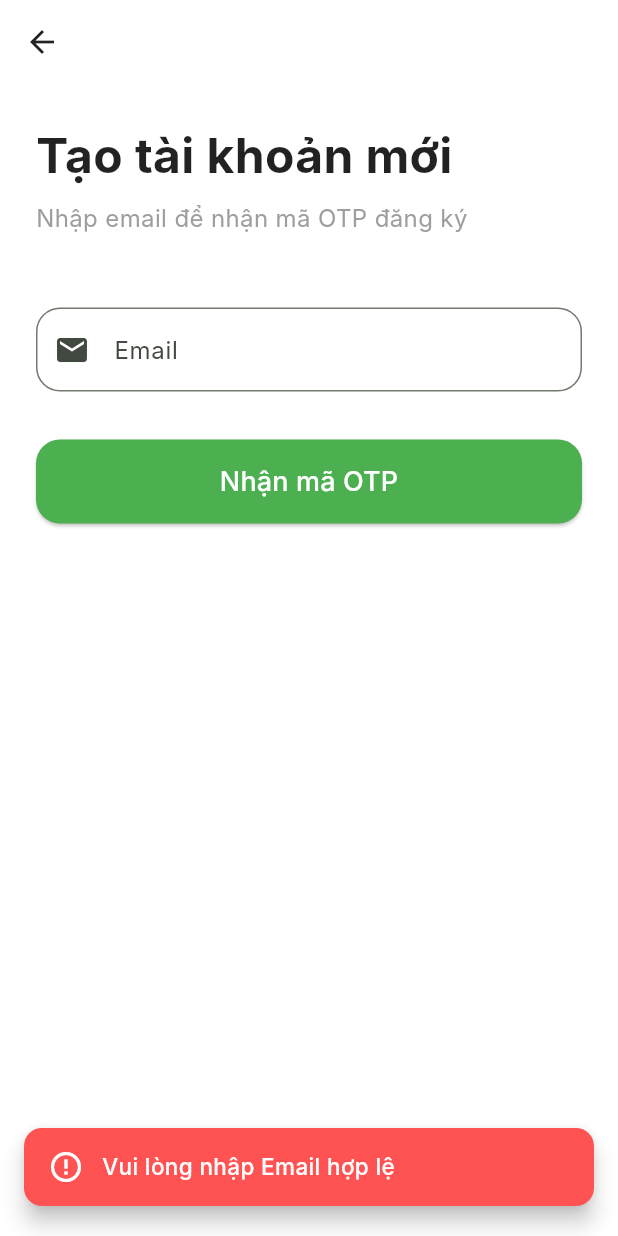
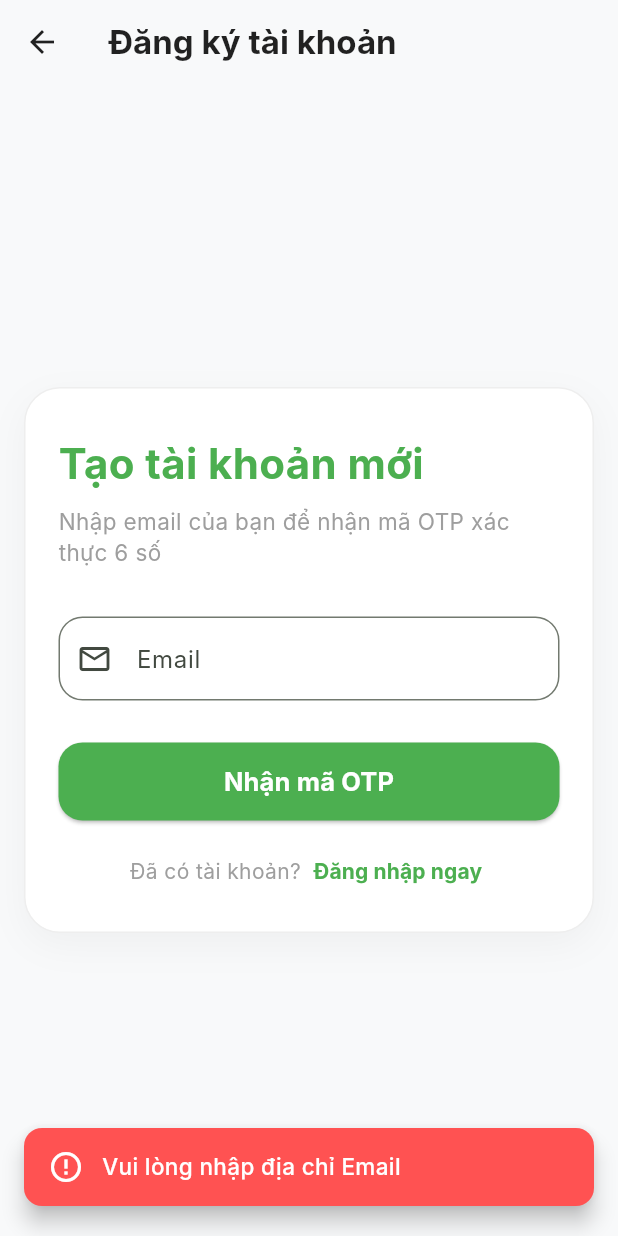
Before and after one commit to trucbqce181355-p/PRM393, a Flutter app: the RegisterScreen screen opened directly, after a tap on "Nhận mã OTP", on a phone screen of 412 x 824 dp. Run offline on Flutter 3.47's test engine with Material 3 defaults, Android fonts, the phone set to English and light mode, and no system bars; our stand-ins replace hive_flutter, image_picker, shared_preferences; missing offline and left inert: mailer, mongo_dart; accounts and stored records are empty; network calls fail; Roboto replaces fonts that are missing (Inter).

Commit message:
feat(auth): request and resend email OTP

```diff
--- a/auth_backend/package.json
+++ b/auth_backend/package.json
@@ -12,6 +12,7 @@
   "dependencies": {
     "dotenv": "^16.4.7",
     "express": "^4.21.2",
-    "mongodb": "^6.12.0"
+    "mongodb": "^6.12.0",
+    "nodemailer": "^10.1.1"
   }
 }
--- a/lib/screens/auth/register_screen.dart
+++ b/lib/screens/auth/register_screen.dart
@@ -1,9 +1,9 @@
 import '../../utils/snackbar_helper.dart';
+
 import 'package:flutter/material.dart';
+
+import '../../services/email_otp_service.dart';
 import 'otp_screen.dart';
-import '../../services/auth_service.dart';
-import '../../services/data_service.dart';
-import '../user/user_home_screen.dart';
 
 class RegisterScreen extends StatefulWidget {
   const RegisterScreen({super.key});
@@ -16,105 +16,131 @@ class _RegisterScreenState extends State<RegisterScreen> {
   final TextEditingController _emailController = TextEditingController();
   bool _isLoading = false;
 
-  void _onRegisterPressed() async {
+  @override
+  void dispose() {
+    _emailController.dispose();
+    super.dispose();
+  }
+
+  void _onSendOtpPressed() async {
+    if (_isLoading) return;
     final email = _emailController.text.trim();
-    if (email.isEmpty || !email.contains('@')) {
-      SnackbarHelper.showError(context, 'Vui lòng nhập Email hợp lệ');
+
+    if (email.isEmpty) {
+      SnackbarHelper.showError(context, 'Vui lòng nhập địa chỉ Email');
       return;
     }
 
-    // Check duplicate email
-    final isDuplicate = DataService.customers.any((c) => c.email == email);
-    if (isDuplicate) {
-      SnackbarHelper.showError(context, 'Email này đã được đăng ký!');
+    if (!email.contains('@') || !email.contains('.')) {
+      SnackbarHelper.showError(context, 'Vui lòng nhập địa chỉ Email hợp lệ');
       return;
     }
 
     setState(() => _isLoading = true);
-    String error = await AuthService.loginWithEmail(email);
-    setState(() => _isLoading = false);
-
+    try {
+      await EmailOtpService.sendOtp(email);
       if (!mounted) return;
 
-    if (error.isNotEmpty) {
-      // Nếu có lỗi, hiện lên màn hình để dễ xem
-      showDialog(
-        context: context,
-        builder: (context) => AlertDialog(
-          title: const Text('Lỗi gửi Email'),
-          content: Text('Không thể gửi mail vì bị Google chặn xác thực (Sai mật khẩu hoặc cần App Password).\n\nChi tiết lỗi:\n$error\n\nMã OTP test (đã in ra console) vẫn hoạt động.'),
-          actions: [
-            TextButton(
-              onPressed: () {
-                Navigator.pop(context);
-                Navigator.push(
+      SnackbarHelper.showSuccess(
         context,
-                  MaterialPageRoute(builder: (context) => const OtpScreen()),
+        'Mã OTP gồm 6 số đã được gửi tới email của bạn. Vui lòng kiểm tra hộp thư!',
       );
-              },
-              child: const Text('Tiếp tục nhập OTP Test'),
-            ),
-          ],
-        ),
-      );
-      return;
-    }
 
       Navigator.push(
         context,
-      MaterialPageRoute(builder: (context) => const OtpScreen()),
+        MaterialPageRoute(builder: (context) => OtpScreen(email: email)),
       );
+    } catch (e) {
+      if (mounted) {
+        final message = e is StateError
+            ? e.message
+            : e.toString().replaceFirst('Exception: ', '');
+        SnackbarHelper.showError(context, message);
+      }
+    } finally {
+      if (mounted) setState(() => _isLoading = false);
+    }
   }
 
   @override
   Widget build(BuildContext context) {
     return Scaffold(
-      backgroundColor: Colors.white,
+      backgroundColor: const Color(0xFFF8F9FA),
       appBar: AppBar(
+        title: const Text(
+          'Đăng ký tài khoản',
+          style: TextStyle(color: Colors.black87, fontWeight: FontWeight.bold),
+        ),
         backgroundColor: Colors.transparent,
         elevation: 0,
         iconTheme: const IconThemeData(color: Colors.black87),
       ),
       body: SafeArea(
-        child: Padding(
-          padding: const EdgeInsets.all(24.0),
+        child: Center(
+          child: SingleChildScrollView(
+            padding: const EdgeInsets.symmetric(
+              horizontal: 16.0,
+              vertical: 24.0,
+            ),
+            child: Center(
+              child: ConstrainedBox(
+                constraints: const BoxConstraints(maxWidth: 430),
+                child: Container(
+                  padding: const EdgeInsets.symmetric(
+                    horizontal: 22.0,
+                    vertical: 30.0,
+                  ),
+                  decoration: BoxDecoration(
+                    color: Colors.white,
+                    borderRadius: BorderRadius.circular(24),
+                    border: Border.all(color: Colors.grey.shade200),
+                    boxShadow: const [
+                      BoxShadow(
+                        color: Color(0x0A000000),
+                        blurRadius: 20,
+                        offset: Offset(0, 8),
+                      ),
+                    ],
+                  ),
                   child: Column(
                     crossAxisAlignment: CrossAxisAlignment.start,
+                    mainAxisSize: MainAxisSize.min,
                     children: [
                       const Text(
                         'Tạo tài khoản mới',
                         style: TextStyle(
-                  fontSize: 32,
+                          fontSize: 28,
                           fontWeight: FontWeight.bold,
-                  color: Colors.black87,
+                          color: Colors.green,
                         ),
                       ),
                       const SizedBox(height: 8),
                       const Text(
-                'Nhập email để nhận mã OTP đăng ký',
-                style: TextStyle(
-                  fontSize: 16,
-                  color: Colors.grey,
+                        'Nhập email của bạn để nhận mã OTP xác thực 6 số',
+                        style: TextStyle(fontSize: 15, color: Colors.grey),
                       ),
-              ),
-              const SizedBox(height: 48),
+                      const SizedBox(height: 32),
+
+                      // Email input
                       TextField(
                         controller: _emailController,
                         keyboardType: TextInputType.emailAddress,
                         decoration: InputDecoration(
                           labelText: 'Email',
-                  prefixIcon: const Icon(Icons.email),
+                          prefixIcon: const Icon(Icons.email_outlined),
                           border: OutlineInputBorder(
                             borderRadius: BorderRadius.circular(16),
                           ),
                         ),
                       ),
-              const SizedBox(height: 32),
+                      const SizedBox(height: 28),
+
+                      // Nút Nhận mã OTP
                       SizedBox(
                         width: double.infinity,
-                height: 56,
+                        height: 52,
                         child: ElevatedButton(
-                  onPressed: _isLoading ? null : _onRegisterPressed,
+                          onPressed: _isLoading ? null : _onSendOtpPressed,
                           style: ElevatedButton.styleFrom(
                             backgroundColor: Colors.green,
                             shape: RoundedRectangleBorder(
@@ -122,16 +148,67 @@ class _RegisterScreenState extends State<RegisterScreen> {
                             ),
                           ),
                           child: _isLoading
-                      ? const CircularProgressIndicator(color: Colors.white)
+                              ? const SizedBox(
+                                  width: 24,
+                                  height: 24,
+                                  child: CircularProgressIndicator(
+                                    color: Colors.white,
+                                    strokeWidth: 2.5,
+                                  ),
+                                )
                               : const Text(
                                   'Nhận mã OTP',
-                          style: TextStyle(fontSize: 18, color: Colors.white),
+                                  style: TextStyle(
+                                    fontSize: 17,
+                                    color: Colors.white,
+                                    fontWeight: FontWeight.bold,
+                                  ),
+                                ),
+                        ),
+                      ),
+                      const SizedBox(height: 24),
+
+                      // Chuyển sang Đăng nhập
+                      Center(
+                        child: Wrap(
+                          alignment: WrapAlignment.center,
+                          crossAxisAlignment: WrapCrossAlignment.center,
+                          children: [
+                            const Text(
+                              'Đã có tài khoản? ',
+                              style: TextStyle(
+                                color: Colors.grey,
+                                fontSize: 14,
+                              ),
+                            ),
+                            TextButton(
+                              style: TextButton.styleFrom(
+                                padding: const EdgeInsets.symmetric(
+                                  horizontal: 4,
+                                ),
+                                minimumSize: Size.zero,
+                                tapTargetSize: MaterialTapTargetSize.shrinkWrap,
+                              ),
+                              onPressed: () => Navigator.pop(context),
+                              child: const Text(
+                                'Đăng nhập ngay',
+                                style: TextStyle(
+                                  color: Colors.green,
+                                  fontWeight: FontWeight.bold,
+                                  fontSize: 14,
                                 ),
                               ),
                             ),
                           ],
                         ),
                       ),
+                    ],
+                  ),
+                ),
+              ),
+            ),
+          ),
+        ),
       ),
     );
   }
--- /dev/null
+++ b/lib/services/email_otp_service.dart
@@ -0,0 +1,18 @@
+import 'auth_api_service.dart';
+
+/// Retains the server challenge for the following OTP verification step.
+class EmailOtpService {
+  static Map<String, dynamic>? _challenge;
+  static String? get challengeId => _challenge?['challengeId'] as String?;
+  static int get resendAfter => _challenge?['resendAfter'] as int? ?? 60;
+
+  static Future<void> sendOtp(String email) async {
+    final challenge = await AuthApiService.request(
+      'POST',
+      '/otp/request',
+      body: {'email': email.trim().toLowerCase()},
+    );
+    // A failed resend must not replace the last successfully issued challenge.
+    _challenge = challenge;
+  }
+}
```
Also changed, not shown: lib/screens/auth/otp_screen.dart (+80 -76 lines), auth_backend/package-lock.json, 7 other files. Lines whose indentation alone changed are shown as unchanged.
